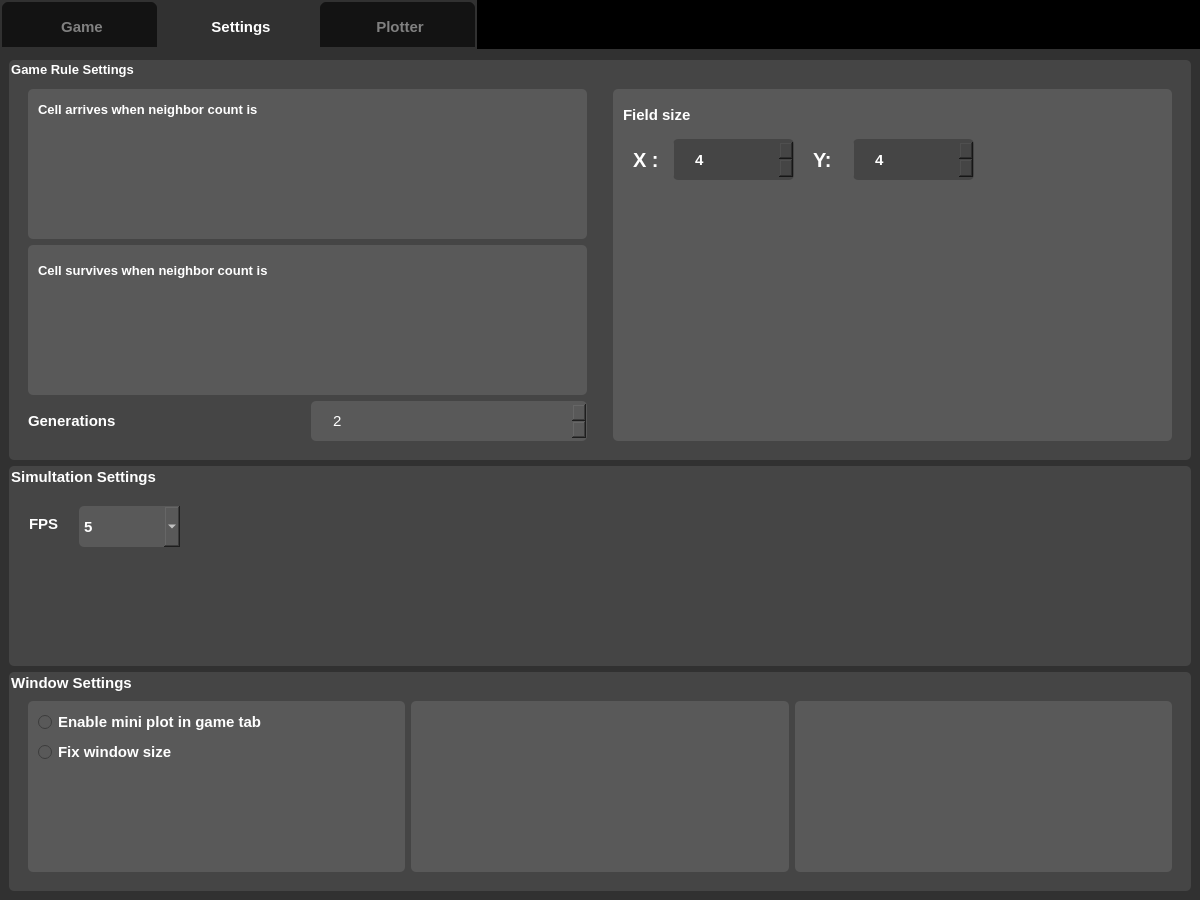
Old version of the form main.ui in the repository GlebVas1/PyQt-Convay-Game.
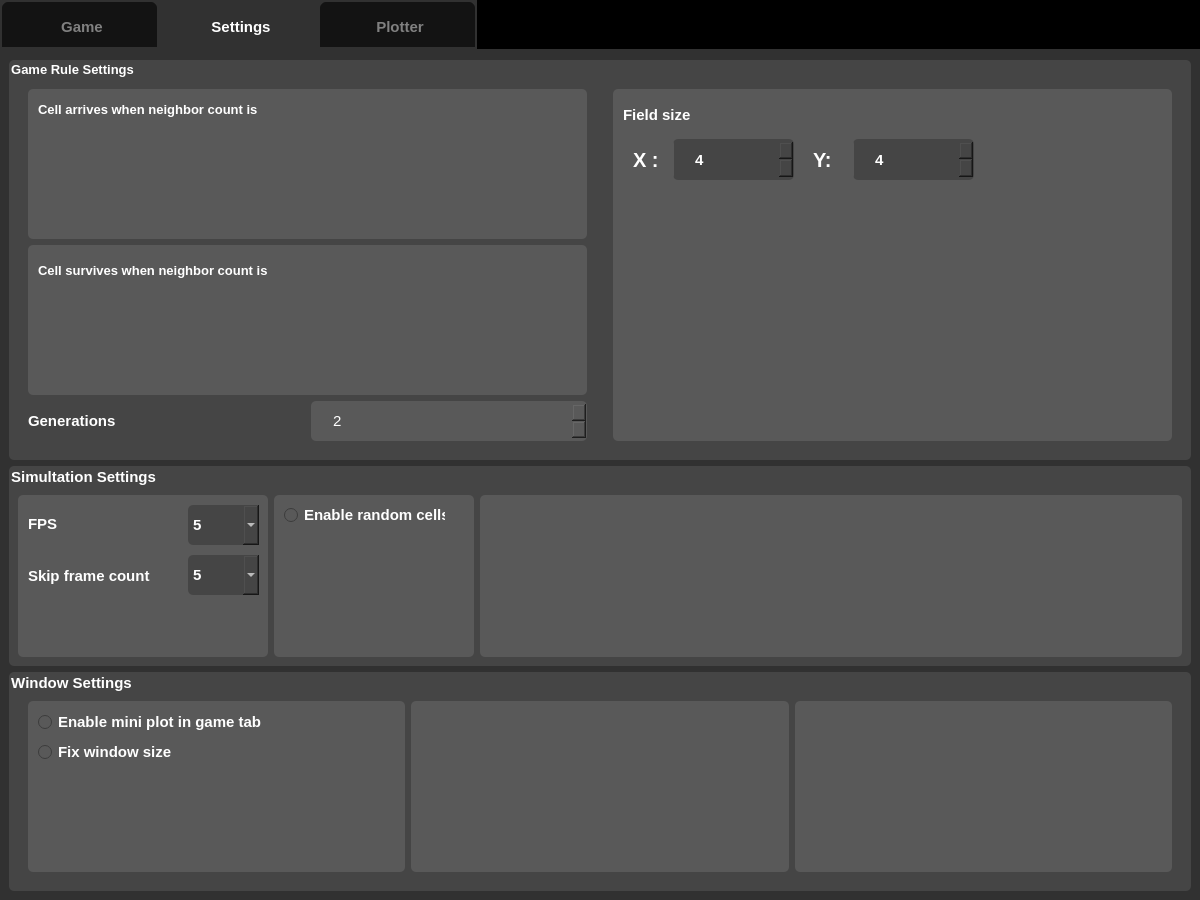
New version of the form. The open tabs and pages were chosen to show the change. Icons and pictures are not drawn. Custom widgets are drawn as their Qt base class.

Patch:
```diff
--- a/main.ui
+++ b/main.ui
@@ -1248,13 +1248,37 @@
             <property name="title">
              <string>Simultation Settings</string>
             </property>
+            <layout class="QGridLayout" name="gridLayout_14">
+             <item row="0" column="0">
+              <layout class="QHBoxLayout" name="horizontalLayout_6">
+               <property name="topMargin">
+                <number>20</number>
+               </property>
+               <item>
+                <widget class="QFrame" name="fpsSettingsFrame">
+                 <property name="maximumSize">
+                  <size>
+                   <width>250</width>
+                   <height>16777215</height>
+                  </size>
+                 </property>
+                 <property name="styleSheet">
+                  <string notr="true">border-radius : 5px;
+background-color : rgb(89, 89, 89)</string>
+                 </property>
+                 <property name="frameShape">
+                  <enum>QFrame::StyledPanel</enum>
+                 </property>
+                 <property name="frameShadow">
+                  <enum>QFrame::Raised</enum>
+                 </property>
             <widget class="QLabel" name="ruleSurviveLabel_6">
              <property name="geometry">
               <rect>
-               <x>20</x>
-               <y>50</y>
-               <width>41</width>
-               <height>16</height>
+                    <x>10</x>
+                    <y>13</y>
+                    <width>71</width>
+                    <height>31</height>
               </rect>
              </property>
              <property name="font">
@@ -1277,9 +1301,82 @@
              </property>
              <property name="geometry">
               <rect>
-               <x>70</x>
-               <y>40</y>
-               <width>101</width>
+                    <x>170</x>
+                    <y>10</y>
+                    <width>71</width>
+                    <height>40</height>
+                   </rect>
+                  </property>
+                  <property name="minimumSize">
+                   <size>
+                    <width>0</width>
+                    <height>40</height>
+                   </size>
+                  </property>
+                  <property name="font">
+                   <font>
+                    <pointsize>11</pointsize>
+                    <weight>75</weight>
+                    <bold>true</bold>
+                   </font>
+                  </property>
+                  <property name="styleSheet">
+                   <string notr="true">QComboBox {
+border-radius : 5px;
+background-color : rgb(69, 69, 69); color : white;
+}
+
+QComboBox::down-button {
+subcontrol-origin: border;
+border-right-width:30;	
+subcontrol-position: center right ;
+border-image: url(:/icons/arrow_left.png) 1;
+width: 10px;
+
+}</string>
+                  </property>
+                  <item>
+                   <property name="text">
+                    <string>5</string>
+                   </property>
+                  </item>
+                  <item>
+                   <property name="text">
+                    <string>10</string>
+                   </property>
+                  </item>
+                  <item>
+                   <property name="text">
+                    <string>20</string>
+                   </property>
+                  </item>
+                  <item>
+                   <property name="text">
+                    <string>30</string>
+                   </property>
+                  </item>
+                  <item>
+                   <property name="text">
+                    <string>40</string>
+                   </property>
+                  </item>
+                  <item>
+                   <property name="text">
+                    <string>50</string>
+                   </property>
+                  </item>
+                  <item>
+                   <property name="text">
+                    <string>60</string>
+                   </property>
+                  </item>
+                 </widget>
+                 <widget class="QLabel" name="ruleSurviveLabel_8">
+                  <property name="geometry">
+                   <rect>
+                    <x>10</x>
+                    <y>60</y>
+                    <width>211</width>
                <height>41</height>
               </rect>
              </property>
@@ -1291,9 +1388,41 @@
               </font>
              </property>
              <property name="styleSheet">
+                   <string notr="true">border :  0px; border :  0px; color : white;</string>
+                  </property>
+                  <property name="text">
+                   <string>Skip frame count</string>
+                  </property>
+                 </widget>
+                 <widget class="QComboBox" name="fpsSetter_2">
+                  <property name="enabled">
+                   <bool>true</bool>
+                  </property>
+                  <property name="geometry">
+                   <rect>
+                    <x>170</x>
+                    <y>60</y>
+                    <width>71</width>
+                    <height>40</height>
+                   </rect>
+                  </property>
+                  <property name="minimumSize">
+                   <size>
+                    <width>0</width>
+                    <height>40</height>
+                   </size>
+                  </property>
+                  <property name="font">
+                   <font>
+                    <pointsize>11</pointsize>
+                    <weight>75</weight>
+                    <bold>true</bold>
+                   </font>
+                  </property>
+                  <property name="styleSheet">
               <string notr="true">QComboBox {
 border-radius : 5px;
-background-color : rgb(89, 89, 89); color : white;
+background-color : rgb(69, 69, 69); color : white;
 }
 
 QComboBox::down-button {
@@ -1341,6 +1470,65 @@
               </property>
              </item>
             </widget>
+                </widget>
+               </item>
+               <item>
+                <widget class="QFrame" name="frame_8">
+                 <property name="maximumSize">
+                  <size>
+                   <width>200</width>
+                   <height>16777215</height>
+                  </size>
+                 </property>
+                 <property name="styleSheet">
+                  <string notr="true">border-radius : 5px;
+background-color : rgb(89, 89, 89)</string>
+                 </property>
+                 <property name="frameShape">
+                  <enum>QFrame::StyledPanel</enum>
+                 </property>
+                 <property name="frameShadow">
+                  <enum>QFrame::Raised</enum>
+                 </property>
+                 <widget class="QRadioButton" name="radioButton_6">
+                  <property name="geometry">
+                   <rect>
+                    <x>10</x>
+                    <y>10</y>
+                    <width>161</width>
+                    <height>20</height>
+                   </rect>
+                  </property>
+                  <property name="font">
+                   <font>
+                    <pointsize>11</pointsize>
+                    <weight>75</weight>
+                    <bold>true</bold>
+                   </font>
+                  </property>
+                  <property name="text">
+                   <string>Enable random cells</string>
+                  </property>
+                 </widget>
+                </widget>
+               </item>
+               <item>
+                <widget class="QFrame" name="frame_9">
+                 <property name="styleSheet">
+                  <string notr="true">border-radius : 5px;
+background-color : rgb(89, 89, 89)</string>
+                 </property>
+                 <property name="frameShape">
+                  <enum>QFrame::StyledPanel</enum>
+                 </property>
+                 <property name="frameShadow">
+                  <enum>QFrame::Raised</enum>
+                 </property>
+                </widget>
+               </item>
+              </layout>
+             </item>
+            </layout>
            </widget>
           </item>
           <item>
```
Left out of the diff: 2 changed lines with no effect on the pictures. Lines whose indentation alone changed are shown as unchanged.
